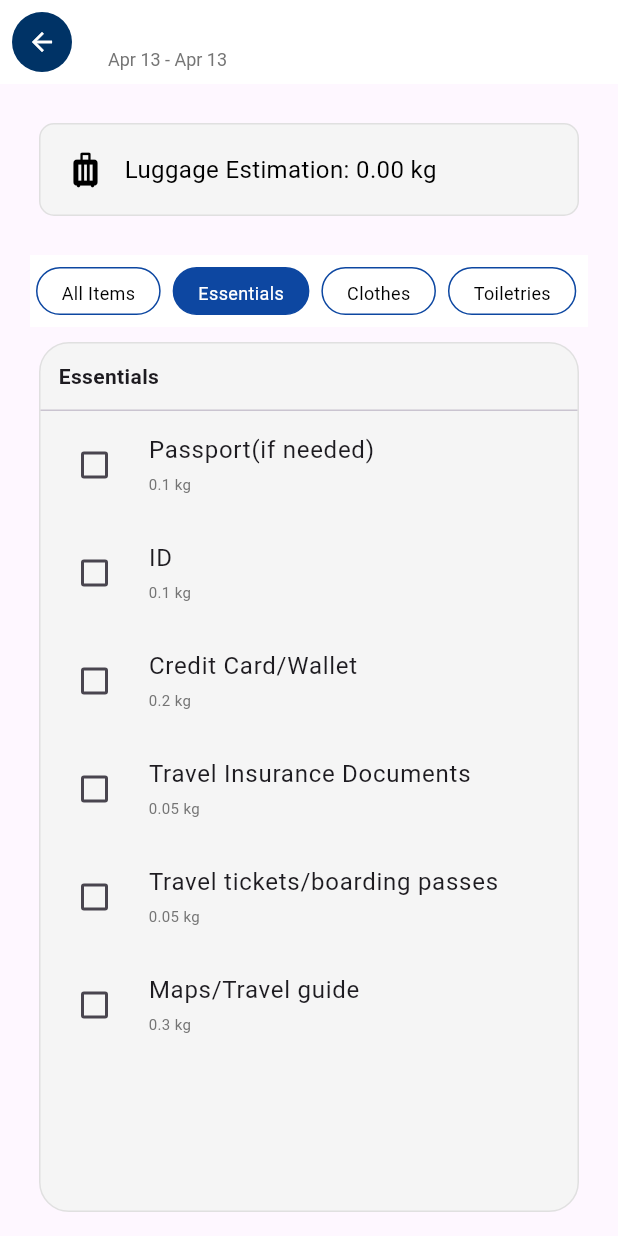
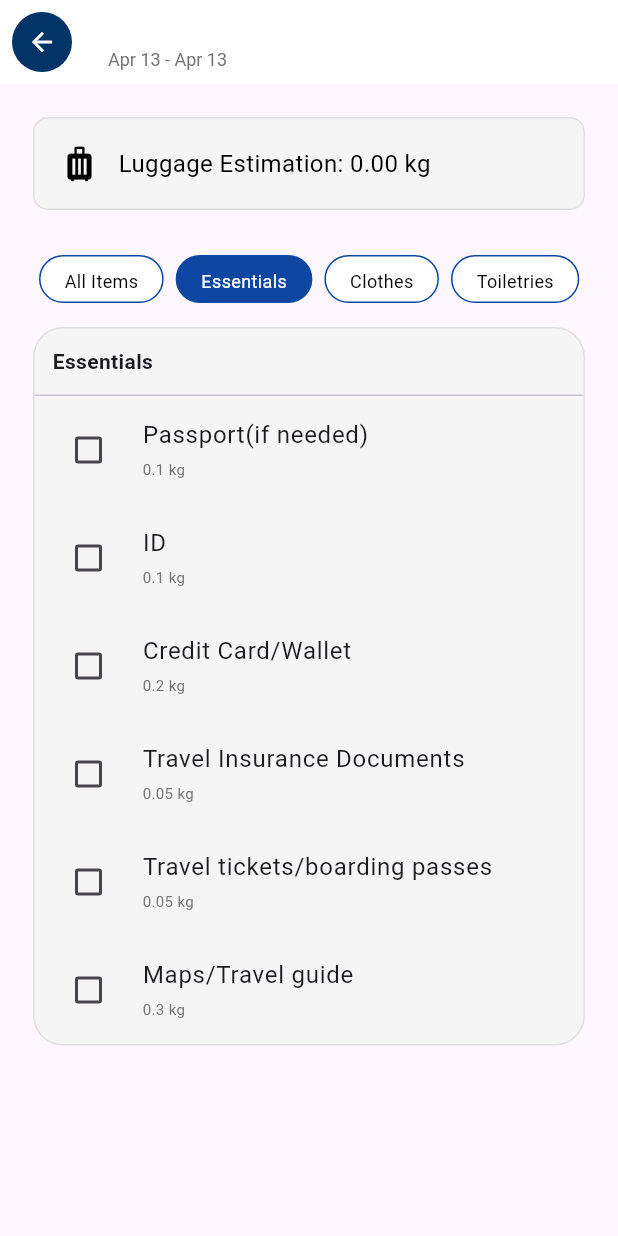
Before and after one commit to sugarkhanne2/TravelPack, a Flutter app: the GeneratedPackingListPage screen opened directly with empty values, after a tap on "Essentials", on a phone screen of 412 x 824 dp. Run offline on Flutter 3.47's test engine with Material 3 defaults, Android fonts, the phone set to English and light mode, and no system bars; our stand-ins replace shared_preferences; accounts and stored records are empty.

Commit message:
[Labao] update generated packing list page

```diff
--- a/lib/generated_packing_list_page.dart
+++ b/lib/generated_packing_list_page.dart
@@ -16,11 +16,9 @@ class GeneratedPackingListPage extends StatefulWidget {
       _GeneratedPackingListPageState();
 }
 
-class _GeneratedPackingListPageState extends State<GeneratedPackingListPage>
-    with TickerProviderStateMixin {
+class _GeneratedPackingListPageState extends State<GeneratedPackingListPage> {
   static const Color _darkBlueColor = Color(0xFF003366);
   static const Color _primaryColor = Color(0xFF0D47A1);
-  late TabController _tabController;
   int _selectedTabIndex = 0;
   late final Map<String, List<PackingItem>> _filteredCategories;
   late final List<PackingItem> _allItems;
@@ -101,19 +99,7 @@ class _GeneratedPackingListPageState extends State<GeneratedPackingListPage>
     super.initState();
     _filteredCategories = _getFilteredCategories();
     _allItems = _filteredCategories.values.expand((items) => items).toList();
-    _tabController = TabController(length: _filteredCategories.length + 1, vsync: this)
-      ..addListener(() {
-        if (_tabController.index != _selectedTabIndex) {
-          setState(() => _selectedTabIndex = _tabController.index);
-        }
-      });
     _loadCheckedItems();
-  }
-
-  @override
-  void dispose() {
-    _tabController.dispose();
-    super.dispose();
   }
 
   Map<String, List<PackingItem>> _getFilteredCategories() {
@@ -188,6 +174,43 @@ class _GeneratedPackingListPageState extends State<GeneratedPackingListPage>
     });
   }
 
+  void _selectCategory(int index) {
+    setState(() {
+      _selectedTabIndex = index;
+    });
+  }
+
+  List<Widget> _getItemsForSelectedCategory() {
+    if (_selectedTabIndex == 0) {
+      final widgets = <Widget>[];
+      final Map<String, List<PackingItem>> groupedItems = {};
+
+      for (final item in _allItems) {
+        (groupedItems[item.category] ??= []).add(item);
+      }
+
+      groupedItems.forEach((category, items) {
+        widgets.add(_buildCategoryContainer(
+          title: category,
+          children: items.map((item) => _buildItemTile(item)).toList(),
+        ));
+      });
+
+      return widgets;
+    } else {
+      final categoryNames = _filteredCategories.keys.toList();
+      final category = categoryNames[_selectedTabIndex - 1];
+      final items = _filteredCategories[category]!;
+
+      return [
+        _buildCategoryContainer(
+          title: category,
+          children: items.map((item) => _buildItemTile(item)).toList(),
+        )
+      ];
+    }
+  }
+
   @override
   Widget build(BuildContext context) {
     return Scaffold(
@@ -230,11 +253,35 @@ class _GeneratedPackingListPageState extends State<GeneratedPackingListPage>
       body: Column(
         children: [
           Padding(
-            padding: const EdgeInsets.all(26),
+            padding: const EdgeInsets.all(22),
             child: _buildLuggageEstimationSection(),
           ),
+
+          SizedBox(
+            height: 48,
+            child: Padding(
+              padding: const EdgeInsets.symmetric(horizontal: 22),
+              child: ListView(
+                scrollDirection: Axis.horizontal,
+                children: [
+                  _buildTab('All Items', 0),
+                  ..._filteredCategories.keys.toList().asMap().entries.map(
+                        (e) => _buildTab(e.value, e.key + 1),
+                      ),
+                ],
+              ),
+            ),
+          ),
+
+          const SizedBox(height: 8),
+
           Expanded(
-            child: _buildTabsSection(),
+            child: SingleChildScrollView(
+              padding: const EdgeInsets.symmetric(horizontal: 22),
+              child: Column(
+                children: _getItemsForSelectedCategory(),
+              ),
+            ),
           ),
         ],
       ),
@@ -267,50 +314,11 @@ class _GeneratedPackingListPageState extends State<GeneratedPackingListPage>
     );
   }
 
-  Widget _buildTabsSection() {
-    final categoryNames = _filteredCategories.keys.toList();
-
-    return Column(
-      children: [
-        // Tab bar
-        Container(
-          color: Colors.white,
-          height: 48,
-          margin: const EdgeInsets.symmetric(horizontal: 20),
-          child: ListView(
-            scrollDirection: Axis.horizontal,
-            children: [
-              _buildTab('All Items', 0),
-              ...categoryNames.asMap().entries.map((e) => _buildTab(e.value, e.key + 1)),
-            ],
-          ),
-        ),
-        const SizedBox(height: 10),
-        // Tab content
-        Expanded(
-          child: TabBarView(
-            controller: _tabController,
-            children: [
-              _buildAllItemsWithGroups(),
-              ...categoryNames.map((category) =>
-                  _buildCategoryList(category, _filteredCategories[category]!)),
-            ],
-          ),
-        ),
-      ],
-    );
-  }
-
   Widget _buildTab(String text, int index) {
     final isSelected = _selectedTabIndex == index;
 
     return GestureDetector(
-      onTap: () {
-        setState(() {
-          _selectedTabIndex = index;
-          _tabController.animateTo(index);
-        });
-      },
+      onTap: () => _selectCategory(index),
       child: Container(
         margin: const EdgeInsets.symmetric(horizontal: 4, vertical: 8),
         padding: const EdgeInsets.symmetric(horizontal: 16, vertical: 8),
@@ -364,6 +372,7 @@ class _GeneratedPackingListPageState extends State<GeneratedPackingListPage>
       ),
       child: Column(
         crossAxisAlignment: CrossAxisAlignment.start,
+        mainAxisSize: MainAxisSize.min,
         children: [
           Padding(
             padding: const EdgeInsets.all(12.0),
@@ -381,49 +390,4 @@ class _GeneratedPackingListPageState extends State<GeneratedPackingListPage>
       ),
     );
   }
-
-  Widget _buildCategoryList(String category, List<PackingItem> items) {
-    return Padding(
-      padding: const EdgeInsets.symmetric(horizontal: 26),
-      child: _buildCategoryContainer(
-        title: category,
-        children: [
-          Expanded(
-            child: ListView.builder(
-              itemCount: items.length,
-              itemBuilder: (context, index) => _buildItemTile(items[index]),
-            ),
-          ),
-        ],
-      ),
-    );
-  }
-
-  Widget _buildAllItemsWithGroups() {
-    final Map<String, List<PackingItem>> groupedItems = {};
-    for (final item in _allItems) {
-      (groupedItems[item.category] ??= []).add(item);
-    }
-
-    return ListView.builder(
-      padding: const EdgeInsets.symmetric(horizontal: 26),
-      itemCount: groupedItems.length,
-      itemBuilder: (context, index) {
-        final category = groupedItems.keys.elementAt(index);
-        final items = groupedItems[category]!;
-
-        return _buildCategoryContainer(
-          title: category,
-          children: [
-            ListView.builder(
-              physics: const NeverScrollableScrollPhysics(),
-              shrinkWrap: true,
-              itemCount: items.length,
-              itemBuilder: (_, i) => _buildItemTile(items[i]),
-            ),
-          ],
-        );
-      },
-    );
-  }
 }
```
